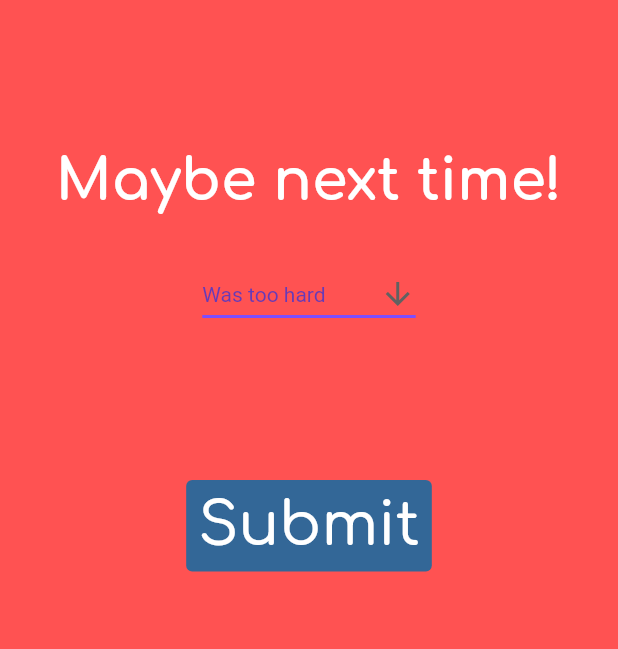
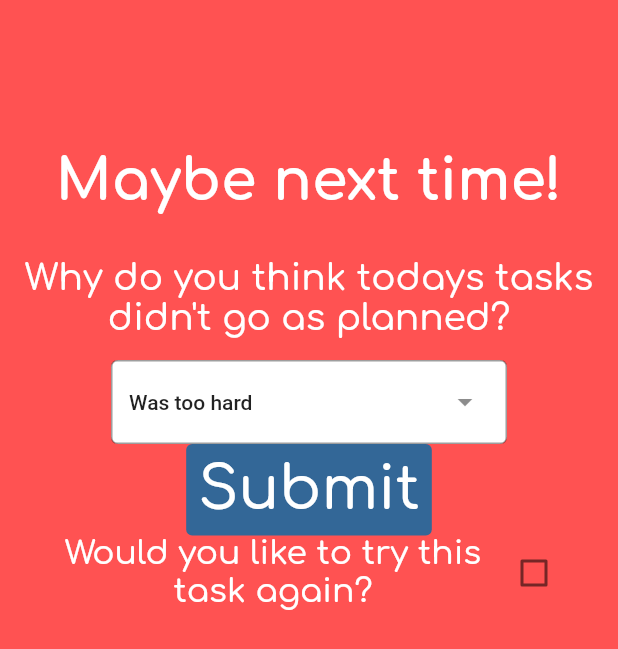
Before and after one commit to temevh/outhere, a Flutter app: the screen it shows after launch, after a tap on "Not yet...", on a phone screen of 412 x 824 dp. Shown: the top 649 px of the screen. Run offline on Flutter 3.47's test engine with Material 2 defaults, Android fonts, the phone set to English and light mode, and no system bars; our stand-ins replace google_fonts.

Commit message:
added failure dropdown and likedtask checkbox

```diff
--- a/lib/widgets/reviewView/failure_forms.dart
+++ b/lib/widgets/reviewView/failure_forms.dart
@@ -8,16 +8,19 @@ class FailureForm extends StatefulWidget {
   State<FailureForm> createState() => _FailureFormState();
 }
 
-class _FailureFormState extends State<FailureForm> {
-  final String _selectedReason = "";
-  final String _writtenPart = "";
-  final bool _likedTask = false;
-
 List<String> list = <String>[
   "Was too hard",
   "Didn't have time",
   "Felt uncomfortable",
+  "Lacked motivation",
+  "Unforeseen circumstances",
+  "Other"
 ];
+
+class _FailureFormState extends State<FailureForm> {
+  final String _selectedReason = "";
+  final String _writtenPart = "";
+  bool _likedTask = false;
 
   @override
   Widget build(BuildContext context) {
@@ -28,34 +31,24 @@ class _FailureFormState extends State<FailureForm> {
     return Center(
       child: Form(
         key: formKey,
+        child: Center(
+          child: Padding(
+            padding: const EdgeInsets.fromLTRB(14, 30, 14, 20),
             child: Column(
               children: [
-            Padding(
-                padding: const EdgeInsets.fromLTRB(14, 30, 14, 0),
-                child: DropdownButton<String>(
-                  value: dropdownValue,
-                  icon: const Icon(Icons.arrow_downward),
-                  elevation: 16,
-                  style: const TextStyle(color: Colors.deepPurple),
-                  underline: Container(
-                    height: 2,
-                    color: Colors.deepPurpleAccent,
+                Text(
+                  "Why do you think todays tasks didn't go as planned?",
+                  textAlign: TextAlign.center,
+                  style: GoogleFonts.comfortaa(
+                    textStyle: Theme.of(context).textTheme.displayLarge,
+                    fontSize: 24,
+                    fontWeight: FontWeight.w500,
+                    color: Colors.white,
                   ),
-                  onChanged: (String? value) {
-                    setState(() {
-                      dropdownValue = value!;
-                    });
-                  },
-                  items: list.map<DropdownMenuItem<String>>((String value) {
-                    return DropdownMenuItem<String>(
-                      value: value,
-                      child: Text(value),
-                    );
-                  }).toList(),
-                )),
-            Padding(
-              padding: const EdgeInsets.fromLTRB(14, 100, 14, 0),
-              child: TextButton(
+                ),
+                const SizedBox(height: 14),
+                const ReasonDropDown(),
+                TextButton(
                   onPressed: () {
                     Navigator.pop(context);
                   },
@@ -71,10 +64,70 @@ class _FailureFormState extends State<FailureForm> {
                     ),
                   ),
                 ),
-            )
+                Row(
+                  mainAxisAlignment: MainAxisAlignment.center,
+                  children: [
+                    SizedBox(
+                      width: 300,
+                      child: Text(
+                        "Would you like to try this task again?",
+                        textAlign: TextAlign.center,
+                        style: GoogleFonts.comfortaa(
+                          textStyle: Theme.of(context).textTheme.displayLarge,
+                          fontSize: 22,
+                          fontWeight: FontWeight.w500,
+                          color: Colors.white,
+                        ),
+                      ),
+                    ),
+                    Checkbox(
+                      value: _likedTask,
+                      onChanged: (bool? value) {
+                        setState(() {
+                          _likedTask = value ?? false;
+                        });
+                      },
+                    ),
                   ],
+                ),
+              ],
+            ),
+          ),
         ),
       ),
     );
   }
 }
+
+class ReasonDropDown extends StatefulWidget {
+  const ReasonDropDown({super.key});
+
+  @override
+  State<ReasonDropDown> createState() => _ReasonDropDownState();
+}
+
+class _ReasonDropDownState extends State<ReasonDropDown> {
+  String dropdownValue = list.first;
+
+  @override
+  Widget build(BuildContext context) {
+    return Container(
+      decoration: const BoxDecoration(
+        borderRadius: BorderRadius.all(Radius.circular(5)),
+        color: Colors.white,
+      ),
+      child: DropdownMenu<String>(
+        initialSelection: list.first,
+        onSelected: (String? value) {
+          setState(() {
+            dropdownValue = value!;
+          });
+        },
+        dropdownMenuEntries:
+            list.map<DropdownMenuEntry<String>>((String value) {
+          return DropdownMenuEntry<String>(value: value, label: value);
+        }).toList(),
+      ),
+    );
+  }
+}
```
Lines whose indentation alone changed are shown as unchanged.
